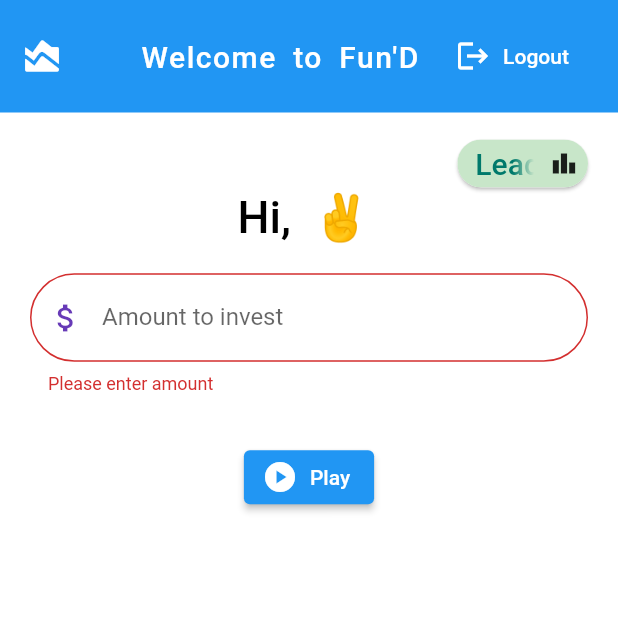
After one commit to Ashit743/invest_up, a Flutter app: the DashboardPage screen opened directly, after a tap on "Play", on a phone screen of 412 x 824 dp, the top half of it. The commit adds this screen. Run offline on Flutter 3.47's test engine with Material 2 defaults, Android fonts, the phone set to English and light mode, and no system bars; our stand-ins replace cloud_firestore, cool_alert, firebase_auth, firebase_core; missing offline and left inert: flame, flame_texturepacker, flame_tiled; accounts and stored records are empty.

Commit message:
added dashboard + auth dialogs + enhancements

```diff
--- /dev/null
+++ b/lib/app_bar/appBar_dashboard.dart
@@ -0,0 +1,44 @@
+import 'package:firebase_auth/firebase_auth.dart';
+import 'package:flutter/material.dart';
+
+import '../authentication/signin_page.dart';
+
+PreferredSizeWidget appBarDashboard(BuildContext context) {
+  return AppBar(
+    leading: IconButton(
+      icon: Icon(
+        Icons.area_chart_rounded,
+        size: 30,
+      ),
+      onPressed: () {
+
+      },
+    ),
+    title: Text(
+      "Welcome to Fun'D",
+      style: TextStyle(letterSpacing: 1, wordSpacing: 5),
+    ),
+    elevation: 0,
+    centerTitle: true,
+    toolbarHeight: 75,
+    actions: [
+      Container(
+        child: TextButton.icon(onPressed: () async {
+          await FirebaseAuth.instance.signOut();
+          Navigator.pushReplacement(context,
+              MaterialPageRoute(builder: (context) => SignInPage()));
+          ScaffoldMessenger.of(context).showSnackBar(
+            const SnackBar(
+              content: Text('Logged out successfully!'),
+            ),
+          );
+        }, icon: Icon(Icons.logout,color: Colors.white,),
+        label: Text("Logout", style: TextStyle(color: Colors.white),),
+        ),
+      ),
+      SizedBox(
+        width: MediaQuery.of(context).size.width * 0.06,
+      )
+    ],
+  );
+}
--- a/lib/app_bar/appBar_signup.dart
+++ b/lib/app_bar/appBar_signup.dart
@@ -1,4 +1,6 @@
 import 'package:flutter/material.dart';
+
+import '../authentication/signin_page.dart';
 
 PreferredSizeWidget appBarSignUp(BuildContext context) {
   return AppBar(
@@ -8,6 +10,8 @@ PreferredSizeWidget appBarSignUp(BuildContext context) {
         size: 30,
       ),
       onPressed: () {
+        Navigator.pushReplacement(context,
+            MaterialPageRoute(builder: (context) => SignInPage()));
       },
     ),
     title: Text(
--- a/lib/authentication/signin_page.dart
+++ b/lib/authentication/signin_page.dart
@@ -3,6 +3,7 @@ import 'package:invest_up/app_bar/appBar_signin.dart';
 import 'package:invest_up/authentication/register_page.dart';
 import 'package:flutter/material.dart';
 import 'package:firebase_auth/firebase_auth.dart';
+import 'package:invest_up/screens/s1_dashboard.dart';
 import 'package:path_provider/path_provider.dart';
 import '../spite.dart';
 
@@ -66,6 +67,9 @@ class _EmailPasswordFormState extends State<_EmailPasswordForm> {
       ),
       Column(
         children: [
+          SizedBox(
+            height: 10,
+          ),
           Form(
               key: _formKey,
               child: Container(
@@ -213,7 +217,7 @@ class _EmailPasswordFormState extends State<_EmailPasswordForm> {
       Navigator.pushReplacement(
           context,
           MaterialPageRoute(
-              builder: (context) => GameWidget(game: mySprite())));
+              builder: (context) => DashboardPage()));
     } catch (e) {
       ScaffoldMessenger.of(context).showSnackBar(
         const SnackBar(
--- /dev/null
+++ b/lib/screens/s1_dashboard.dart
@@ -0,0 +1,171 @@
+import 'dart:io';
+
+import 'package:firebase_auth/firebase_auth.dart';
+import 'package:flame/game.dart';
+import 'package:flutter/material.dart';
+
+import '../app_bar/appBar_dashboard.dart';
+import '../spite.dart';
+
+
+class DashboardPage extends StatefulWidget {
+  @override
+  State<StatefulWidget> createState() => _DashboardPageState();
+}
+
+class _DashboardPageState extends State<DashboardPage> {
+  final GlobalKey<FormState> _formKey = GlobalKey<FormState>();
+
+  final TextEditingController _amountTC = TextEditingController();
+
+  @override
+  void initState() {
+    // TODO: implement initState
+    super.initState();
+  }
+
+  @override
+  Widget build(BuildContext context) {
+    return Material(
+      child: WillPopScope(
+        onWillPop: () async {
+          final shouldPop = await showDialog<bool>(
+            context: context,
+            builder: (context) {
+              return AlertDialog(
+                title: const Text("Do you really want to exit app?"),
+                actionsAlignment: MainAxisAlignment.spaceBetween,
+                actions: [
+                  Padding(
+                    padding: const EdgeInsets.fromLTRB(20, 0, 0, 0),
+                    child: TextButton.icon(
+                        onPressed: () => exit(0),
+                        icon: Icon(
+                          Icons.done,
+                          color: Colors.green,
+                        ),
+                        label: Text(
+                          "Yes",
+                        )),
+                  ),
+                  Padding(
+                    padding: const EdgeInsets.fromLTRB(0, 0, 25, 0),
+                    child: TextButton.icon(
+                        onPressed: () => Navigator.pop(context, false),
+                        icon: Icon(
+                          Icons.clear,
+                          color: Colors.red,
+                        ),
+                        label: Text(
+                          "No",
+                          style: TextStyle(fontFamily: "productSans"),
+                        )),
+                  )
+                ],
+              );
+            },
+          );
+          return shouldPop!;
+        },
+        child: Scaffold(
+            appBar: appBarDashboard(context),
+            backgroundColor: Colors.white,
+            body: Stack(
+              children: [
+
+                bodyForDashboard(context),
+                Padding(
+                  padding: EdgeInsets.fromLTRB(MediaQuery.of(context).size.width * 0.74, 10, 20, 10),
+                  child: GestureDetector(onTap: () {},
+                    child: Chip(
+                      elevation: 1,
+                      backgroundColor: Colors.green[100],
+                      deleteIcon: Icon(Icons.leaderboard),
+                      onDeleted: (){},
+                      label: Text("Leaderboard", style: TextStyle(fontSize: 20, color: Colors.teal[700]),),
+                    ),
+                  ),
+                ),
+              ],
+            )),
+      ),
+    );
+  }
+
+  Widget bodyForDashboard(context) {
+    return ListView(children: [
+      SizedBox(
+        height: MediaQuery.of(context).size.height * 0.01,
+      ),
+      Column(children: [
+        Form(
+            key: _formKey,
+            child: Card(
+              elevation: 0,
+              child: Padding(
+                padding: const EdgeInsets.fromLTRB(16, 10, 16, 16),
+                child: Column(
+                  crossAxisAlignment: CrossAxisAlignment.start,
+                  children: <Widget>[
+                    SizedBox(
+                      height: 10,
+                    ),
+
+                    Container(
+                      padding: const EdgeInsets.only(top: 20, bottom: 20),
+                      alignment: Alignment.center,
+                      child: Text("Hi, ${FirebaseAuth.instance.currentUser?.email}" + " ✌	",
+                        style: TextStyle(fontWeight: FontWeight.w500, color: Colors.black, fontSize: 30),
+                      )
+                    ),
+
+                    TextFormField(
+                      controller: _amountTC,
+                      keyboardType: TextInputType.number,
+                      decoration: InputDecoration(
+                        labelText: 'Amount to invest',
+                        border: OutlineInputBorder(
+                            borderRadius: BorderRadius.circular(50)),
+                        prefixIcon: Icon(
+                          Icons.attach_money_outlined,
+                          color: Colors.deepPurple,
+                        ),
+                      ),
+                      validator: (String? value) {
+                        if (value!.isEmpty) {
+                          return 'Please enter amount';
+                        }
+                        return null;
+                      },
+                    ),
+
+                    SizedBox(
+                      height: 15,
+                    ),
+
+                    //////////////////////////////////////
+                    Container(
+                      padding: const EdgeInsets.fromLTRB(0, 16, 0, 0),
+                      alignment: Alignment.center,
+                      child: ElevatedButton.icon(
+                        icon: Icon(Icons.play_circle),
+                        onPressed: () async {
+                          if (_formKey.currentState!.validate()) {
+                            Navigator.push(context,
+                                MaterialPageRoute(builder: (context) => GameWidget(game: mySprite())));
+                          }
+                        },
+                        label: Text('Play'),
+                      ),
+                    ),
+                  ],
+                ),
+              ),
+            )),
+        SizedBox(
+          height: 30,
+        )
+      ]),
+    ]);
+  }
+}
```
Also changed, not shown: lib/app_bar/appBar_signin.dart (+4 -4 lines), lib/authentication/register_page.dart (+4 -3 lines), lib/main.dart (+3 -9 lines).
